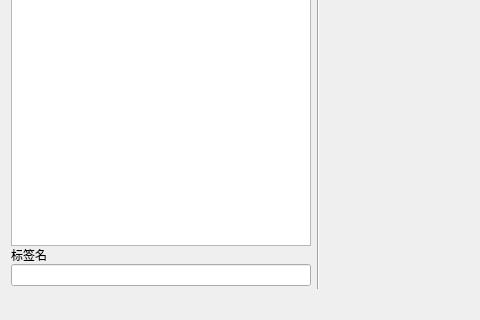
This is GUI/Main.ui in zz6515/thesis_code_backup as Qt 5 draws it before an edit; both pictures show x 0 to 480 and y 435 to 755 of the 1183 by 755 pixel window. The edited form follows.
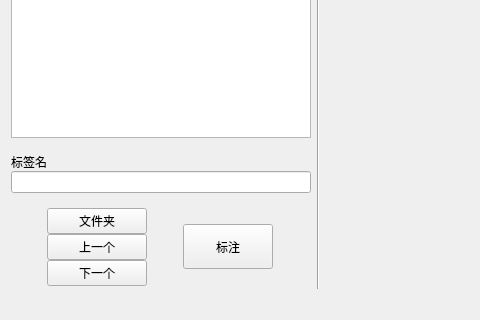
This is the edited form.

The edit to the form file:
```diff
--- a/GUI/Main.ui
+++ b/GUI/Main.ui
@@ -61,6 +61,22 @@
         </property>
        </widget>
       </item>
+      <item>
+       <spacer name="verticalSpacer_2">
+        <property name="orientation">
+         <enum>Qt::Vertical</enum>
+        </property>
+        <property name="sizeType">
+         <enum>QSizePolicy::Fixed</enum>
+        </property>
+        <property name="sizeHint" stdset="0">
+         <size>
+          <width>20</width>
+          <height>15</height>
+         </size>
+        </property>
+       </spacer>
+      </item>
       <item>
        <widget class="QLabel" name="label">
         <property name="sizePolicy">
@@ -108,6 +124,90 @@
         </property>
        </widget>
       </item>
+      <item>
+       <spacer name="verticalSpacer">
+        <property name="orientation">
+         <enum>Qt::Vertical</enum>
+        </property>
+        <property name="sizeType">
+         <enum>QSizePolicy::Fixed</enum>
+        </property>
+        <property name="sizeHint" stdset="0">
+         <size>
+          <width>20</width>
+          <height>15</height>
+         </size>
+        </property>
+       </spacer>
+      </item>
+      <item>
+       <layout class="QGridLayout" name="gridLayout">
+        <item row="0" column="0">
+         <widget class="QPushButton" name="folder">
+          <property name="maximumSize">
+           <size>
+            <width>100</width>
+            <height>16777215</height>
+           </size>
+          </property>
+          <property name="text">
+           <string>文件夹</string>
+          </property>
+         </widget>
+        </item>
+        <item row="1" column="0">
+         <widget class="QPushButton" name="pre">
+          <property name="maximumSize">
+           <size>
+            <width>100</width>
+            <height>16777215</height>
+           </size>
+          </property>
+          <property name="text">
+           <string>上一个</string>
+          </property>
+         </widget>
+        </item>
+        <item row="2" column="0">
+         <widget class="QPushButton" name="next">
+          <property name="maximumSize">
+           <size>
+            <width>100</width>
+            <height>16777215</height>
+           </size>
+          </property>
+          <property name="text">
+           <string>下一个</string>
+          </property>
+         </widget>
+        </item>
+        <item row="0" column="1" rowspan="3">
+         <widget class="QPushButton" name="mark">
+          <property name="sizePolicy">
+           <sizepolicy hsizetype="Fixed" vsizetype="Fixed">
+            <horstretch>0</horstretch>
+            <verstretch>0</verstretch>
+           </sizepolicy>
+          </property>
+          <property name="minimumSize">
+           <size>
+            <width>90</width>
+            <height>45</height>
+           </size>
+          </property>
+          <property name="maximumSize">
+           <size>
+            <width>90</width>
+            <height>45</height>
+           </size>
+          </property>
+          <property name="text">
+           <string>标注</string>
+          </property>
+         </widget>
+        </item>
+       </layout>
+      </item>
      </layout>
     </item>
     <item>
```
